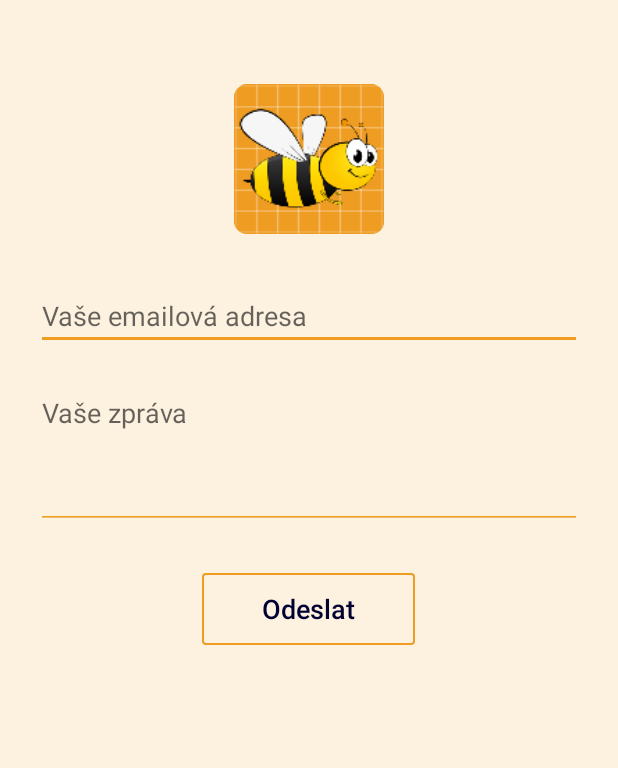
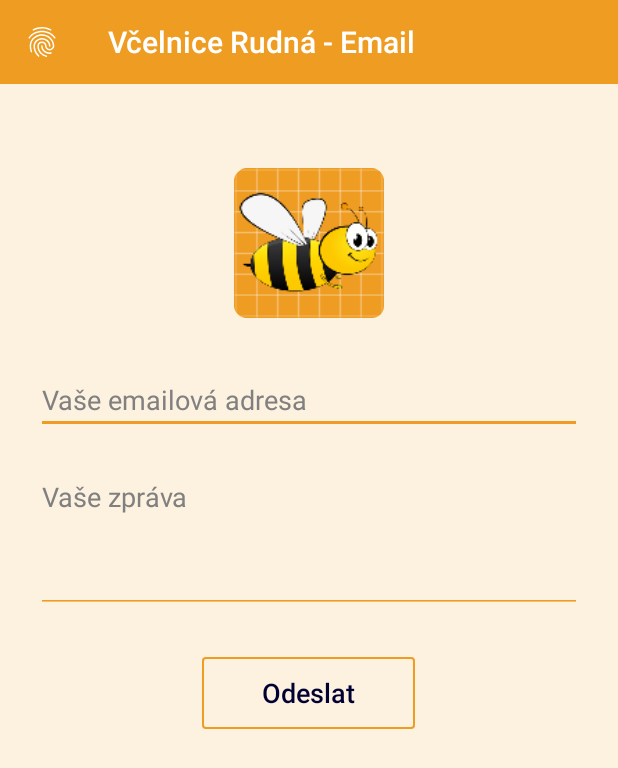
Before and after one commit to aytech/vcelnice-android, an Android app: the EmailActivity screen opened directly, with no data from a screen before it, on a phone screen of 412 x 824 dp. Shown: the top 768 px of the screen. Run offline under Robolectric (Android 15) with nearby library versions, the phone set to English and light mode, and no system bars; our stand-ins replace RxJava; network calls fail.

Commit message:
Layout update

```diff
--- a/app/src/main/java/cz/vcelnicerudna/BaseActivity.kt
+++ b/app/src/main/java/cz/vcelnicerudna/BaseActivity.kt
@@ -21,6 +21,7 @@ import kotlinx.android.synthetic.main.app_toolbar.*
 open class BaseActivity : AppCompatActivity(), NavigationView.OnNavigationItemSelectedListener {
 
     fun actionBarToggleWithNavigation(activity: Activity) {
+        setSupportActionBar(app_toolbar)
         val toggle = ActionBarDrawerToggle(
                 activity,
                 drawer_layout,
--- a/app/src/main/res/layout/activity_reserve.xml
+++ b/app/src/main/res/layout/activity_reserve.xml
@@ -10,7 +10,7 @@
         android:id="@+id/app_toolbar"
         android:layout_width="match_parent"
         android:layout_height="?attr/actionBarSize"
-        android:theme="@style/ThemeOverlay.AppCompat.ActionBar"
+        android:theme="@style/AppActionBar"
         app:popupTheme="@style/ThemeOverlay.AppCompat.Light"
         android:background="@color/colorPrimary"/>
 
--- a/app/src/main/res/layout/app_bar_main.xml
+++ b/app/src/main/res/layout/app_bar_main.xml
@@ -9,14 +9,14 @@
     <android.support.design.widget.AppBarLayout
         android:layout_width="match_parent"
         android:layout_height="wrap_content"
-        android:theme="@style/AppTheme.AppBarOverlay">
+        android:theme="@style/ThemeOverlay.AppCompat.Dark.ActionBar">
 
         <android.support.v7.widget.Toolbar
             android:id="@+id/toolbar"
             android:layout_width="match_parent"
             android:layout_height="match_parent"
             android:background="@color/colorPrimary"
-            app:popupTheme="@style/AppTheme.PopupOverlay" />
+            app:popupTheme="@style/ThemeOverlay.AppCompat.Light" />
 
         <include layout="@layout/content_main" />
 
--- a/app/src/main/res/layout/app_bar_news.xml
+++ b/app/src/main/res/layout/app_bar_news.xml
@@ -9,14 +9,14 @@
     <android.support.design.widget.AppBarLayout
         android:layout_width="match_parent"
         android:layout_height="wrap_content"
-        android:theme="@style/AppTheme.AppBarOverlay">
+        android:theme="@style/ThemeOverlay.AppCompat.Dark.ActionBar">
 
         <android.support.v7.widget.Toolbar
             android:id="@+id/toolbar"
             android:layout_width="match_parent"
             android:layout_height="match_parent"
             android:background="@color/colorPrimary"
-            app:popupTheme="@style/AppTheme.PopupOverlay" />
+            app:popupTheme="@style/ThemeOverlay.AppCompat.Light" />
 
     </android.support.design.widget.AppBarLayout>
 
--- a/app/src/main/res/layout/app_toolbar.xml
+++ b/app/src/main/res/layout/app_toolbar.xml
@@ -5,7 +5,7 @@
     android:layout_width="match_parent"
     android:layout_height="?attr/actionBarSize"
     android:background="@color/colorPrimary"
-    android:theme="@style/ThemeOverlay.AppCompat.ActionBar"
+    android:theme="@style/AppActionBar"
     app:popupTheme="@style/ThemeOverlay.AppCompat.Light">
 
 </android.support.v7.widget.Toolbar>
--- a/app/src/main/res/layout/content_email.xml
+++ b/app/src/main/res/layout/content_email.xml
@@ -1,14 +1,22 @@
 <?xml version="1.0" encoding="utf-8"?>
-<RelativeLayout xmlns:android="http://schemas.android.com/apk/res/android"
+<LinearLayout xmlns:android="http://schemas.android.com/apk/res/android"
     xmlns:app="http://schemas.android.com/apk/res-auto"
+    xmlns:tools="http://schemas.android.com/tools"
+    android:id="@+id/main_view"
     android:layout_width="match_parent"
     android:layout_height="match_parent"
-    android:background="@color/appBackground">
+    android:background="@color/appBackground"
+    android:baselineAligned="false"
+    android:fitsSystemWindows="true"
+    android:orientation="vertical"
+    tools:context=".EmailActivity">
+
+    <include layout="@layout/app_toolbar" />
 
     <ScrollView
-        android:id="@+id/main_view"
         android:layout_width="match_parent"
-        android:layout_height="match_parent">
+        android:layout_height="0dp"
+        android:layout_weight="1">
 
         <LinearLayout
             android:layout_width="match_parent"
@@ -83,4 +91,4 @@
                 android:textSize="18sp" />
         </LinearLayout>
     </ScrollView>
-</RelativeLayout>
+</LinearLayout>
--- a/app/src/main/res/values/strings.xml
+++ b/app/src/main/res/values/strings.xml
@@ -18,8 +18,8 @@
     <string name="call">Volat</string>
     <string name="email">Email</string>
     <string name="jan_saroch">Jan Šaroch</string>
-    <string name="app_name_news">Včelnice Rudná - Zprávy</string>
-    <string name="app_name_prices">Včelnice Rudná - Ceny</string>
+    <string name="app_name_news">Včelnice Rudná - Novinky</string>
+    <string name="app_name_prices">Včelnice Rudná - Ceník</string>
     <string name="app_name_email">Včelnice Rudná - Email</string>
     <string name="news_default_icon">Novinky - výchozí ikona</string>
     <string name="reserve">Rezervovat</string>
--- a/app/src/main/res/values/styles.xml
+++ b/app/src/main/res/values/styles.xml
@@ -2,27 +2,20 @@
 
     <!-- Base application theme. -->
     <style name="AppTheme" parent="Theme.AppCompat.Light.NoActionBar">
-        <!--<item name="colorPrimary">@color/colorPrimary</item>-->
-        <!--<item name="colorPrimaryDark">@color/colorPrimaryDark</item>-->
-        <!--<item name="colorAccent">@color/colorAccent</item>-->
-        <!--<item name="android:windowBackground">@android:color/white</item>-->
-        <!--<item name="android:textColor">@color/colorText</item>-->
-        <!--<item name="android:textColorSecondary">@color/colorText</item>-->
-        <!--<item name="android:listDivider">@color/colorText</item>-->
-        <!--<item name="android:textColorHint">@color/colorHint</item>-->
+        <item name="colorPrimary">@color/colorPrimary</item>
+        <item name="colorPrimaryDark">@color/colorPrimaryDark</item>
+        <item name="colorAccent">@color/colorAccent</item>
+        <item name="android:windowBackground">@android:color/white</item>
+        <item name="android:textColor">@color/colorText</item>
+        <item name="android:textColorSecondary">@color/colorText</item>
+        <item name="android:listDivider">@color/colorText</item>
+        <item name="android:textColorHint">@color/colorHint</item>
+        <item name="android:actionBarStyle">@style/AppActionBar</item>
     </style>
 
-    <style name="AppTheme.Dark" parent="AppTheme">
-        <item name="android:windowBackground">@color/colorPrimaryBackground</item>
+    <style name="AppActionBar" parent="ThemeOverlay.AppCompat.ActionBar">
+        <item name="android:textColorPrimary">@android:color/white</item>
+        <item name="android:textColorSecondary">@android:color/white</item>
     </style>
 
-    <style name="AppTheme.NoActionBar">
-        <item name="windowActionBar">false</item>
-        <item name="windowNoTitle">true</item>
-    </style>
-
-    <style name="AppTheme.AppBarOverlay" parent="ThemeOverlay.AppCompat.Dark.ActionBar" />
-
-    <style name="AppTheme.PopupOverlay" parent="ThemeOverlay.AppCompat.Light" />
-
 </resources>
```
Also changed, not shown: app/src/main/java/cz/vcelnicerudna/MainActivity.kt (+0 -9 lines).
